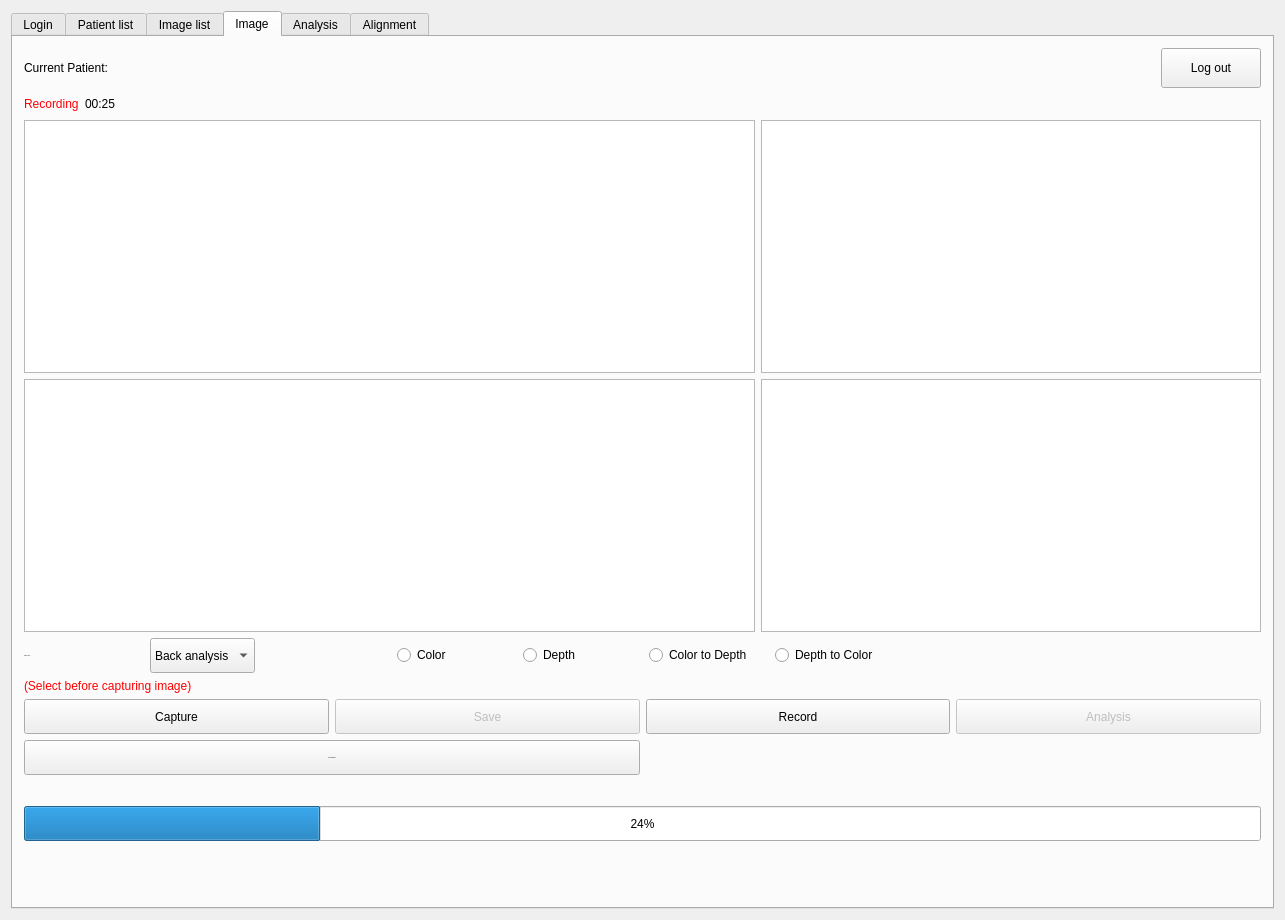
The window that DesktopApp/desktopapp.ui (michaelfong2017/landmark-annotator-desktop) describes before a commit, drawn with Qt 5.
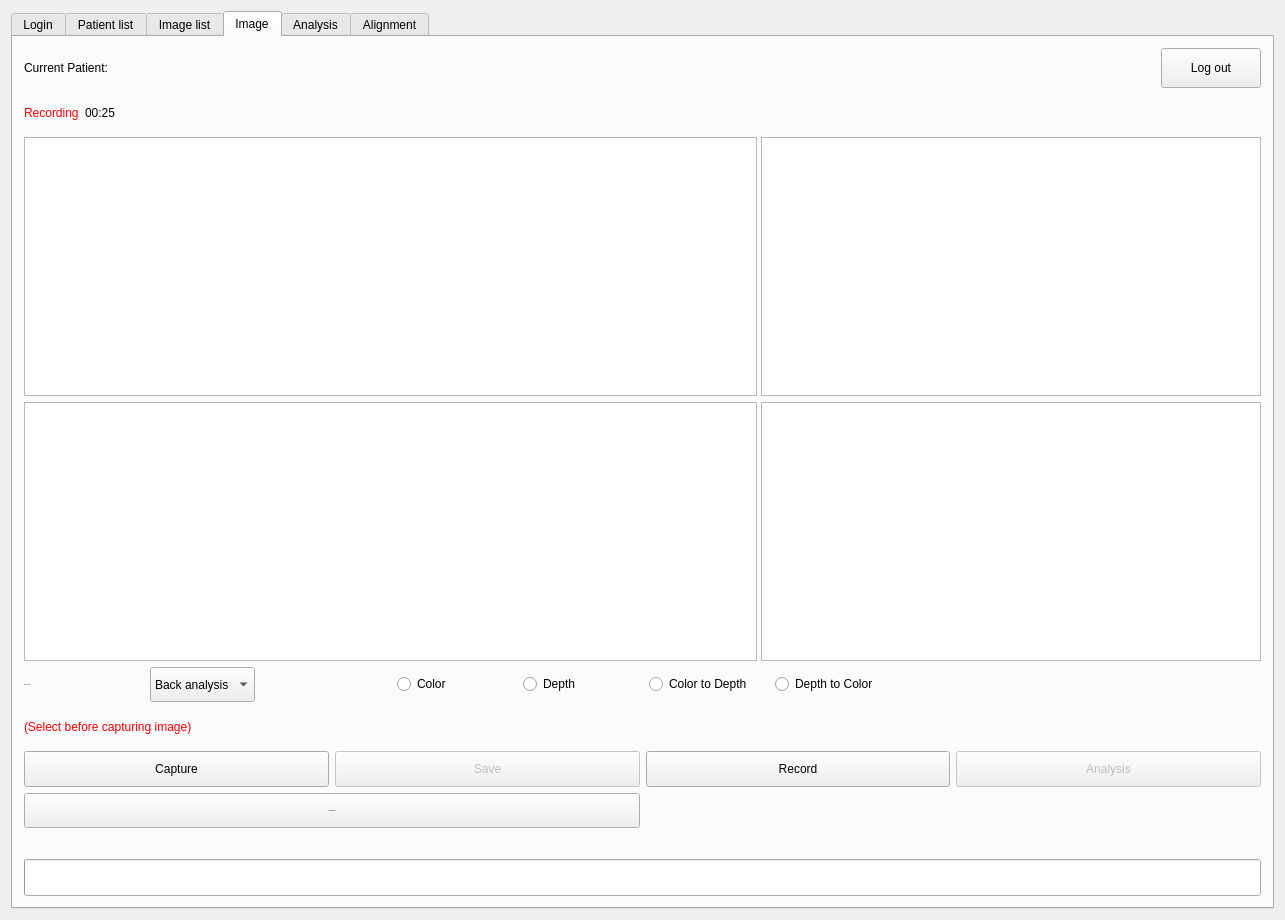
The same window after the commit. The open tabs and pages were chosen to show the change.

What changed in the file:
```diff
--- a/DesktopApp/desktopapp.ui
+++ b/DesktopApp/desktopapp.ui
@@ -888,9 +888,12 @@
       <attribute name="title">
        <string>Image</string>
       </attribute>
-      <layout class="QVBoxLayout" name="verticalLayout_16">
+      <layout class="QVBoxLayout" name="verticalLayout_16" stretch="0">
        <item>
         <layout class="QVBoxLayout" name="verticalLayout">
+         <property name="spacing">
+          <number>6</number>
+         </property>
          <item>
           <layout class="QHBoxLayout" name="horizontalLayout_30">
            <item>
@@ -952,6 +955,16 @@
              </property>
             </widget>
            </item>
+           <item>
+            <widget class="QLabel" name="recordingGif">
+             <property name="styleSheet">
+              <string notr="true"/>
+             </property>
+             <property name="text">
+              <string/>
+             </property>
+            </widget>
+           </item>
            <item>
             <spacer name="horizontalSpacer_16">
              <property name="orientation">
@@ -972,11 +985,17 @@
            <item>
             <widget class="QGraphicsView" name="graphicsViewVideo4">
              <property name="sizePolicy">
-              <sizepolicy hsizetype="Expanding" vsizetype="Expanding">
+              <sizepolicy hsizetype="Fixed" vsizetype="Fixed">
                <horstretch>0</horstretch>
                <verstretch>0</verstretch>
               </sizepolicy>
              </property>
+             <property name="minimumSize">
+              <size>
+               <width>733</width>
+               <height>259</height>
+              </size>
+             </property>
              <property name="styleSheet">
               <string notr="true">QScrollBar {height:0px; width:0px;}</string>
              </property>
@@ -1007,6 +1026,18 @@
           <layout class="QHBoxLayout" name="horizontalLayout_16">
            <item>
             <widget class="QGraphicsView" name="graphicsViewImage">
+             <property name="sizePolicy">
+              <sizepolicy hsizetype="Fixed" vsizetype="Fixed">
+               <horstretch>0</horstretch>
+               <verstretch>0</verstretch>
+              </sizepolicy>
+             </property>
+             <property name="minimumSize">
+              <size>
+               <width>733</width>
+               <height>259</height>
+              </size>
+             </property>
              <property name="styleSheet">
               <string notr="true">QScrollBar {height:0px; width:0px;}</string>
              </property>
@@ -1387,6 +1418,9 @@
          </item>
          <item>
           <layout class="QHBoxLayout" name="horizontalLayout_28">
+           <property name="topMargin">
+            <number>0</number>
+           </property>
            <item>
             <widget class="QProgressBar" name="progressBar">
              <property name="sizePolicy">
@@ -1398,46 +1432,29 @@
              <property name="minimumSize">
               <size>
                <width>0</width>
-               <height>35</height>
+               <height>14</height>
               </size>
              </property>
              <property name="styleSheet">
               <string notr="true">font: 16px &quot;MS Shell Dlg 2&quot;;</string>
              </property>
              <property name="value">
-              <number>24</number>
+              <number>0</number>
              </property>
-            </widget>
-           </item>
-          </layout>
-         </item>
-         <item>
-          <spacer name="verticalSpacer_10">
-           <property name="orientation">
-            <enum>Qt::Vertical</enum>
-           </property>
-           <property name="sizeType">
-            <enum>QSizePolicy::Maximum</enum>
-           </property>
-           <property name="sizeHint" stdset="0">
-            <size>
-             <width>20</width>
-             <height>35</height>
-            </size>
-           </property>
-          </spacer>
+             <property name="alignment">
+              <set>Qt::AlignLeading|Qt::AlignLeft|Qt::AlignVCenter</set>
+             </property>
+             <property name="textVisible">
+              <bool>false</bool>
+             </property>
+             <property name="invertedAppearance">
+              <bool>false</bool>
+             </property>
+            </widget>
          </item>
         </layout>
        </item>
-       <item>
-        <widget class="QLabel" name="recordingGif">
-         <property name="styleSheet">
-          <string notr="true"/>
-         </property>
-         <property name="text">
-          <string/>
-         </property>
-        </widget>
+        </layout>
        </item>
       </layout>
      </widget>
```
Left out of the diff: 25 changed lines with no effect on the pictures. Lines whose indentation alone changed are shown as unchanged.
